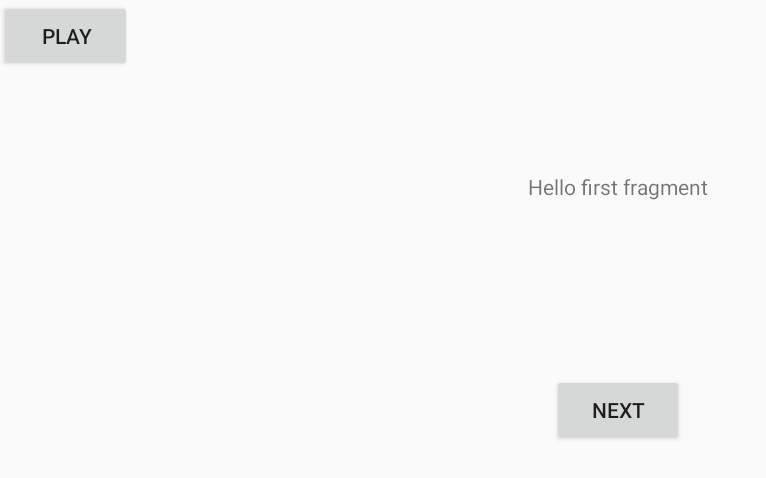
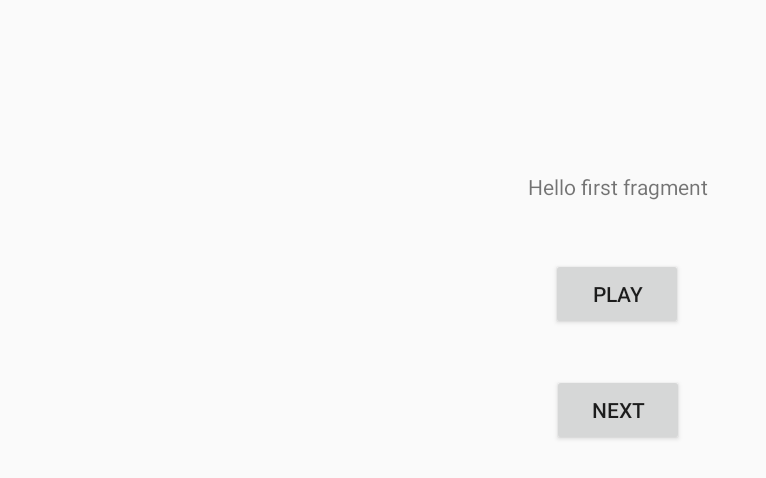
Before and after one commit to csabaszekelyhidi/EZC_project, an Android app: the screen it shows after launch (MainActivity), on a phone screen of 824 x 412 dp (held sideways). Shown: the top 478 px of the screen, without its empty margins (0-766 px from the left). Run offline under Robolectric (Android 15) with nearby library versions, the phone set to English and light mode, and no system bars.

Commit message:
"play" gomb középre helyezés

```diff
--- a/EZC/app/src/main/res/layout/activity_main.xml
+++ b/EZC/app/src/main/res/layout/activity_main.xml
@@ -8,6 +8,9 @@
         tools:context=".MainActivity">
 <!--itsokay for now-->
     <com.google.android.material.appbar.AppBarLayout
+            app:layout_constraintBottom_toBottomOf="parent"
+            app:layout_constraintLeft_toLeftOf="parent"
+            app:layout_constraintRight_toRightOf="parent"
             android:layout_height="wrap_content"
             android:layout_width="match_parent"
             android:theme="@style/AppTheme.AppBarOverlay">
@@ -16,11 +19,17 @@
     </com.google.android.material.appbar.AppBarLayout>
 
     <include layout="@layout/content_main"/>
+
     <Button
-            android:text="Play"
-            android:layout_width="wrap_content"
-            android:layout_height="wrap_content" android:id="@+id/playbutton" tools:layout_editor_absoluteY="373dp"
-            tools:layout_editor_absoluteX="161dp"/>
+        android:id="@+id/playbutton"
+        android:layout_width="wrap_content"
+        android:layout_height="wrap_content"
+        android:layout_marginBottom="192dp"
+        android:text="Play"
+        app:layout_constraintBottom_toBottomOf="parent"
+        app:layout_constraintHorizontal_bias="0.499"
+        app:layout_constraintLeft_toLeftOf="parent"
+        app:layout_constraintRight_toRightOf="parent" />
 
 
 </androidx.constraintlayout.widget.ConstraintLayout>
--- a/EZC/build.gradle
+++ b/EZC/build.gradle
@@ -8,7 +8,7 @@ buildscript {
         room_version = '2.2.1'
     }
     dependencies {
-        classpath 'com.android.tools.build:gradle:4.0.1'
+        classpath 'com.android.tools.build:gradle:4.1.1'
 
         // NOTE: Do not place your application dependencies here; they belong
         // in the individual module build.gradle files
```
Also changed, not shown: EZC/gradle/wrapper/gradle-wrapper.properties.
